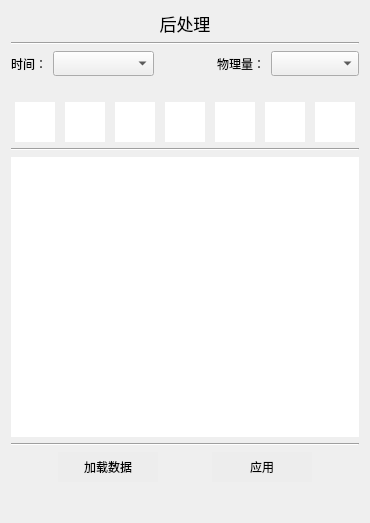
The window that src/FormPostprocessing.ui (Aiopr-bits/MAVES) describes before a commit, drawn with Qt 5.
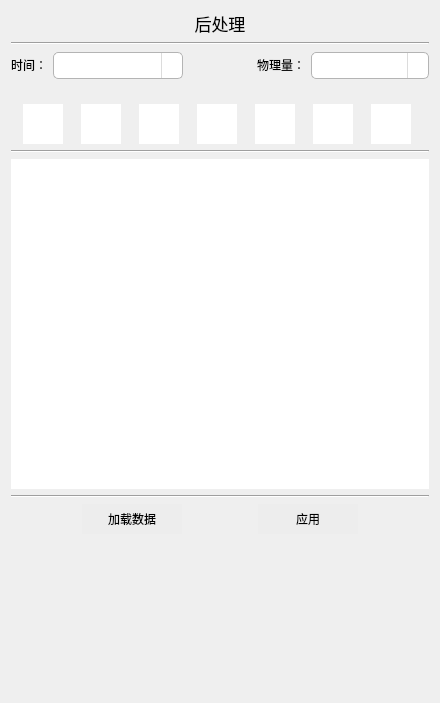
The same window after the commit. Icons and pictures are not drawn.

Commit message: feat:修改界面上combox和treeview的样式

Diff of the .ui file:
```diff
--- a/src/FormPostprocessing.ui
+++ b/src/FormPostprocessing.ui
@@ -6,8 +6,8 @@
    <rect>
     <x>0</x>
     <y>0</y>
-    <width>370</width>
-    <height>523</height>
+    <width>440</width>
+    <height>703</height>
    </rect>
   </property>
   <property name="windowTitle">
@@ -66,7 +66,7 @@
            <property name="minimumSize">
             <size>
              <width>0</width>
-             <height>25</height>
+             <height>27</height>
             </size>
            </property>
            <property name="maximumSize">
@@ -75,6 +75,83 @@
              <height>25</height>
             </size>
            </property>
+           <property name="styleSheet">
+            <string notr="true">QComboBox {
+    background-color: white;
+    border: 1px solid #b4b4b4;
+    border-radius: 5px;
+    padding: 5px;
+    min-height: 15px;
+}
+
+QComboBox::drop-down {
+    subcontrol-origin: padding;
+    subcontrol-position: top right;
+    width: 20px;
+    border-left-width: 1px;
+    border-left-color: #dcdcdc;
+    border-left-style: solid;
+    border-top-right-radius: 3px;
+    border-bottom-right-radius: 3px;
+}
+
+QComboBox::down-arrow {
+    image: url(:/icons/down_arrow.png); /* 请确保有一个合适的箭头图标 */
+    width: 10px;
+    height: 10px;
+}
+
+QComboBox QAbstractItemView {
+    border: 1px solid #dcdcdc;
+    selection-background-color: #f0f0f0;
+    selection-color: black;
+    outline: 0px;
+}
+
+QComboBox QAbstractItemView::item {
+    min-height: 25px; /* 增加选项高度 */
+}
+
+QComboBox QAbstractItemView QScrollBar:vertical {
+    border: 1px solid #dcdcdc;
+    background: white;
+    width: 12px;
+    margin: 0px 0px 0px 0px;
+}
+
+QComboBox QAbstractItemView QScrollBar::handle:vertical {
+    background: #bfbfbf;
+    min-height: 20px;
+    border-radius: 5px;
+}
+
+QComboBox QAbstractItemView QScrollBar::add-line:vertical {
+    background: white;
+    height: 0px;
+    subcontrol-position: bottom;
+    subcontrol-origin: margin;
+}
+
+QComboBox QAbstractItemView QScrollBar::sub-line:vertical {
+    background: white;
+    height: 0px;
+    subcontrol-position: top;
+    subcontrol-origin: margin;
+}
+
+QComboBox QAbstractItemView QScrollBar::up-arrow:vertical,
+QComboBox QAbstractItemView QScrollBar::down-arrow:vertical {
+    border: none;
+    width: 0px;
+    height: 0px;
+    background: none;
+}
+
+QComboBox QAbstractItemView QScrollBar::add-page:vertical,
+QComboBox QAbstractItemView QScrollBar::sub-page:vertical {
+    background: none;
+}</string>
+           </property>
           </widget>
          </item>
         </layout>
@@ -115,7 +192,7 @@
            <property name="minimumSize">
             <size>
              <width>0</width>
-             <height>25</height>
+             <height>27</height>
             </size>
            </property>
            <property name="maximumSize">
@@ -124,6 +201,83 @@
              <height>25</height>
             </size>
            </property>
+           <property name="styleSheet">
+            <string notr="true">QComboBox {
+    background-color: white;
+    border: 1px solid #b4b4b4;
+    border-radius: 5px;
+    padding: 5px;
+    min-height: 15px;
+}
+
+QComboBox::drop-down {
+    subcontrol-origin: padding;
+    subcontrol-position: top right;
+    width: 20px;
+    border-left-width: 1px;
+    border-left-color: #dcdcdc;
+    border-left-style: solid;
+    border-top-right-radius: 3px;
+    border-bottom-right-radius: 3px;
+}
+
+QComboBox::down-arrow {
+    image: url(:/icons/down_arrow.png); /* 请确保有一个合适的箭头图标 */
+    width: 10px;
+    height: 10px;
+}
+
+QComboBox QAbstractItemView {
+    border: 1px solid #dcdcdc;
+    selection-background-color: #f0f0f0;
+    selection-color: black;
+    outline: 0px;
+}
+
+QComboBox QAbstractItemView::item {
+    min-height: 25px; /* 增加选项高度 */
+}
+
+QComboBox QAbstractItemView QScrollBar:vertical {
+    border: 1px solid #dcdcdc;
+    background: white;
+    width: 12px;
+    margin: 0px 0px 0px 0px;
+}
+
+QComboBox QAbstractItemView QScrollBar::handle:vertical {
+    background: #bfbfbf;
+    min-height: 20px;
+    border-radius: 5px;
+}
+
+QComboBox QAbstractItemView QScrollBar::add-line:vertical {
+    background: white;
+    height: 0px;
+    subcontrol-position: bottom;
+    subcontrol-origin: margin;
+}
+
+QComboBox QAbstractItemView QScrollBar::sub-line:vertical {
+    background: white;
+    height: 0px;
+    subcontrol-position: top;
+    subcontrol-origin: margin;
+}
+
+QComboBox QAbstractItemView QScrollBar::up-arrow:vertical,
+QComboBox QAbstractItemView QScrollBar::down-arrow:vertical {
+    border: none;
+    width: 0px;
+    height: 0px;
+    background: none;
+}
+
+QComboBox QAbstractItemView QScrollBar::add-page:vertical,
+QComboBox QAbstractItemView QScrollBar::sub-page:vertical {
+    background: none;
+}</string>
+           </property>
           </widget>
          </item>
         </layout>
@@ -456,13 +610,13 @@
        <property name="minimumSize">
         <size>
          <width>0</width>
-         <height>280</height>
+         <height>330</height>
         </size>
        </property>
        <property name="maximumSize">
         <size>
          <width>16777215</width>
-         <height>280</height>
+         <height>330</height>
         </size>
        </property>
        <property name="focusPolicy">
@@ -486,6 +640,46 @@
 
 QTreeView::item:selected {
     background: #EEEEEE;
+}
+
+QTreeView QScrollBar:vertical {
+    border: 1px solid #dcdcdc;
+    background: white;
+    width: 12px;
+    margin: 0px 0px 0px 0px;
+}
+
+QTreeView QScrollBar::handle:vertical {
+    background: #bfbfbf;
+    min-height: 20px;
+    border-radius: 5px;
+}
+
+QTreeView QScrollBar::add-line:vertical {
+    background: white;
+    height: 0px;
+    subcontrol-position: bottom;
+    subcontrol-origin: margin;
+}
+
+QTreeView QScrollBar::sub-line:vertical {
+    background: white;
+    height: 0px;
+    subcontrol-position: top;
+    subcontrol-origin: margin;
+}
+
+QTreeView QScrollBar::up-arrow:vertical,
+QTreeView QScrollBar::down-arrow:vertical {
+    border: none;
+    width: 0px;
+    height: 0px;
+    background: none;
+}
+
+QTreeView QScrollBar::add-page:vertical,
+QTreeView QScrollBar::sub-page:vertical {
+    background: none;
 }</string>
        </property>
        <attribute name="headerVisible">
```
The commit also changes 1 other file.
